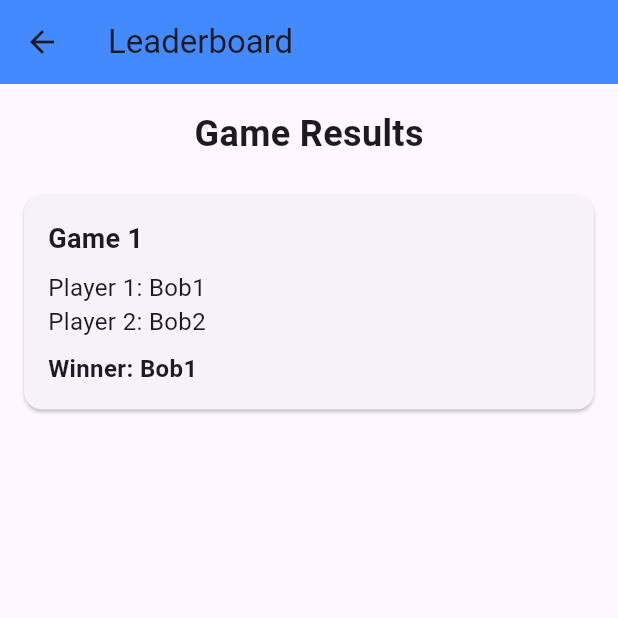
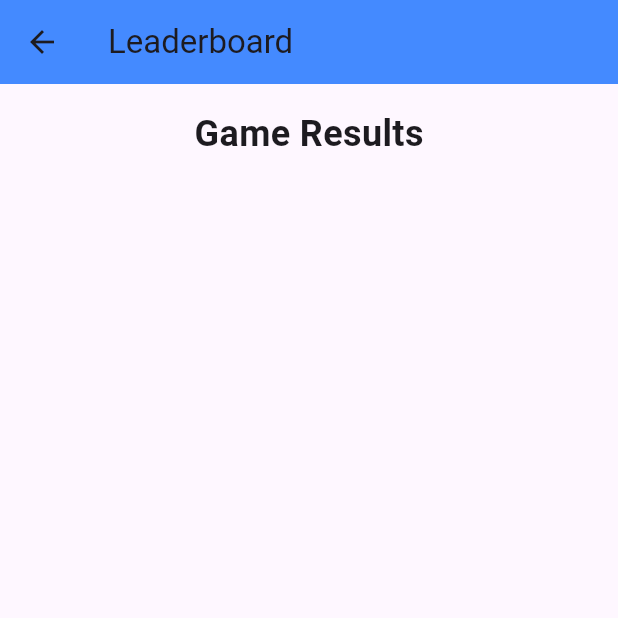
Before and after one commit to Parv6942/MobileFinalProject, a Flutter app: the screen it shows after launch, after a tap on "Leaderboard", on a phone screen of 412 x 824 dp, the top half of it. Run offline on Flutter 3.47's test engine with Material 3 defaults, Android fonts, the light colour scheme and no system bars; our stand-ins replace camera.

Commit message:
added button so results can also go to leaderboard

```diff
--- a/finalproject_application_1/lib/main.dart
+++ b/finalproject_application_1/lib/main.dart
@@ -66,7 +66,7 @@ class HomeScreen extends StatelessWidget{
             FilledButton(onPressed: (){
              Navigator.push(context,
              MaterialPageRoute(builder: (context){
-              return Player();
+              return Player(gameResults: []);
              })
              );
             }, child: Text("Start")
@@ -75,7 +75,7 @@ class HomeScreen extends StatelessWidget{
             FilledButton(
               onPressed: () {
                 Navigator.push(context, MaterialPageRoute(builder: (context) {
-                  return Leaderboard(); // Navigate to the leaderboard
+                  return Leaderboard(gameResults: []); // Navigate to the leaderboard
                 }));
                },
                   child: Text("Leaderboard"),
--- a/finalproject_application_1/lib/page/game.dart
+++ b/finalproject_application_1/lib/page/game.dart
@@ -4,8 +4,9 @@ import 'result.dart';
 class GameScreen extends StatefulWidget {
   final String player1Name;
   final String player2Name;
+  final List<Map<String, String>> gameResults;
 
-  GameScreen({required this.player1Name, required this.player2Name});
+  GameScreen({required this.player1Name, required this.player2Name, required this.gameResults});
 
   @override
   _GameScreenState createState() => _GameScreenState();
@@ -32,6 +33,7 @@ class _GameScreenState extends State<GameScreen> {
           player1Name: widget.player1Name,
           player2Name: widget.player2Name,
           winner: winner,
+          gameResults: widget.gameResults,
         ),
       ),
     );
--- a/finalproject_application_1/lib/page/leaderboard.dart
+++ b/finalproject_application_1/lib/page/leaderboard.dart
@@ -1,10 +1,9 @@
 import 'package:flutter/material.dart';
 
 class Leaderboard extends StatelessWidget {
-  // Static data representing game results
-  final List<Map<String, String>> gameResults = [
-    {'player1': 'Bob1', 'player2': 'Bob2', 'winner': 'Bob1'},
-  ];
+  final List<Map<String, String>> gameResults;
+
+  Leaderboard({required this.gameResults});
 
   @override
   Widget build(BuildContext context) {
--- a/finalproject_application_1/lib/page/player.dart
+++ b/finalproject_application_1/lib/page/player.dart
@@ -25,6 +25,11 @@ import 'package:flutter/services.dart';
 // contains Player class that defines the player widget as a statefulwidget,
 //  it is required to maintain the state when player widget is changing
 class Player extends StatefulWidget {
+
+  final List<Map<String, String>> gameResults; // Add game results list
+
+  Player({required this.gameResults});
+
 @override
 _PlayerState createState() => _PlayerState();
 
@@ -226,6 +231,7 @@ FilledButton(
        builder: (context) => GameScreen(
           player1Name: playerOneController.text,
           player2Name: playerTwoController.text,
+          gameResults: widget.gameResults,
         ),
       ),
     );
```
Also changed, not shown: finalproject_application_1/lib/page/result.dart (+16 -1 lines).
